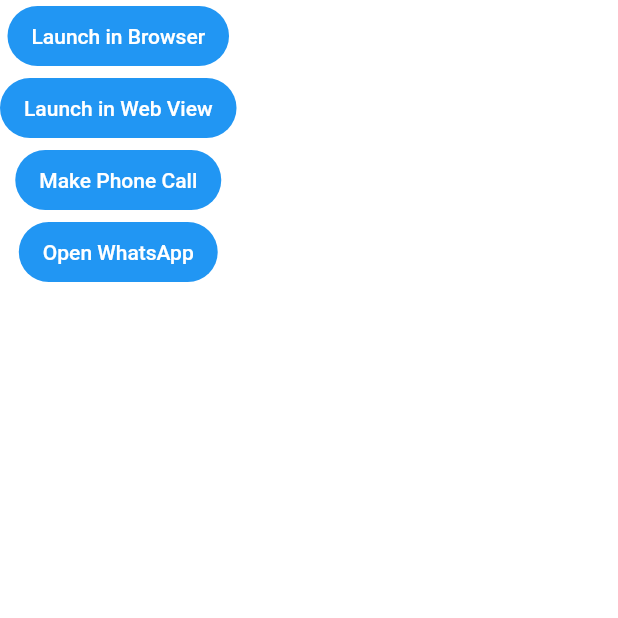
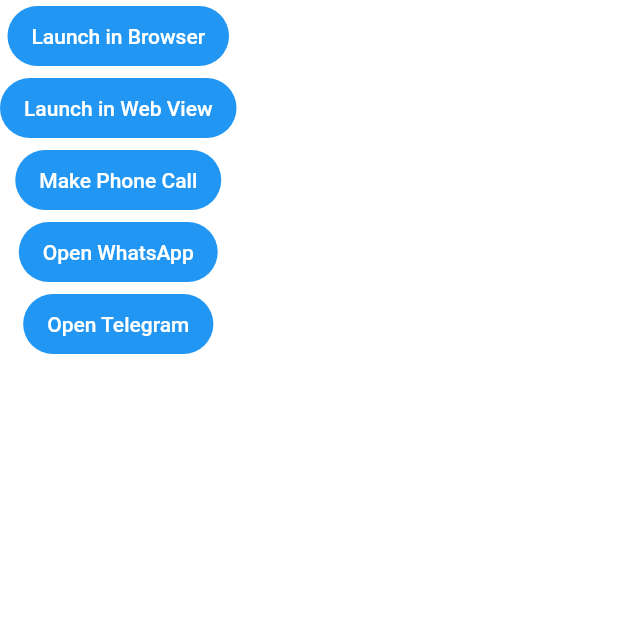
Before and after one commit to KenStarry/Flutter_Mini_Projects, a Flutter app: the screen it shows after launch, after a tap on "Open WhatsApp", on a phone screen of 412 x 824 dp, the top half of it. Run offline on Flutter 3.47's test engine with Material 2 defaults, Android fonts, the phone set to English and light mode, and no system bars; our stand-ins replace connectivity_plus, firebase_auth, firebase_core, flutter_local_notifications, get, graphql_flutter and 7 more; missing offline and left inert: open_document; accounts and stored records are empty.

Commit message:
Open telegram intent

```diff
--- a/launch_urls_flutter/lib/main_screen.dart
+++ b/launch_urls_flutter/lib/main_screen.dart
@@ -22,18 +22,18 @@ class _MainScreenState extends State<MainScreen> {
             FilledButton(
                 onPressed: () async => await launchInBrowser(),
                 child: const Text("Launch in Browser")),
-
             FilledButton(
                 onPressed: () async => await launchInBrowser(),
                 child: const Text("Launch in Web View")),
-
             FilledButton(
                 onPressed: () async => await makePhoneCall(),
                 child: const Text("Make Phone Call")),
-
             FilledButton(
                 onPressed: () async => await openWhatsApp(),
                 child: const Text("Open WhatsApp")),
+            FilledButton(
+                onPressed: () async => await openTelegram(),
+                child: const Text("Open Telegram")),
           ],
         ),
       )),
--- a/launch_urls_flutter/lib/url_intents.dart
+++ b/launch_urls_flutter/lib/url_intents.dart
@@ -31,7 +31,13 @@ Future<void> makePhoneCall() async {
 }
 
 Future<void> openWhatsApp() async {
-  final Uri launchUri = Uri.parse('whatsapp://send?phone=254717446607text=Hello World');
+  final Uri launchUri = Uri.parse('whatsapp://send?phone=254700692069text=Hello World');
 
-  await launchUrl(launchUri);
+  await launchUrl(launchUri, mode: LaunchMode.externalApplication);
 }
+
+Future<void> openTelegram() async {
+  final Uri launchUri = Uri.parse('https://t.me/+sjOcvz4VfEc5NTRk');
+
+  await launchUrl(launchUri, mode: LaunchMode.externalApplication);
+}
```
Also changed, not shown: 1 other file. Lines whose indentation alone changed are shown as unchanged.
